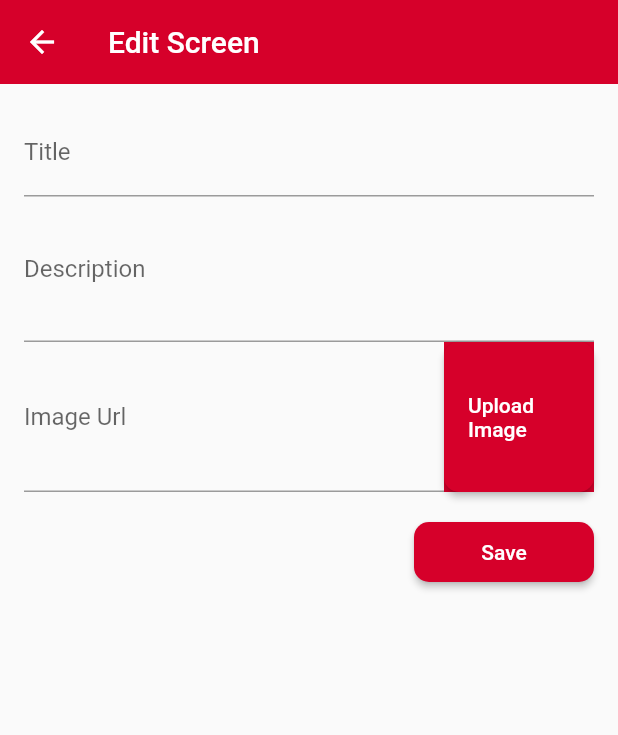
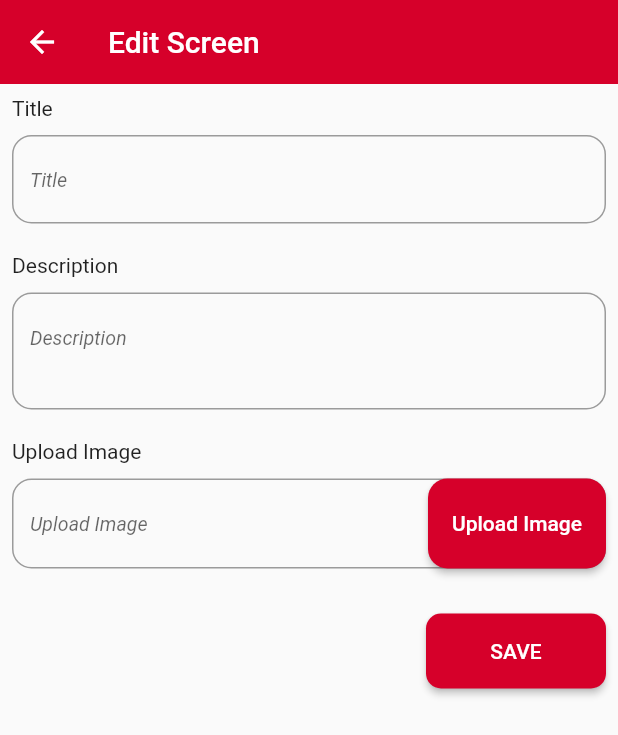
Before and after one commit to Ayush13Bhatia/Food_App, a Flutter app: the AddProducts screen opened by its route, on a phone screen of 412 x 824 dp. Shown: the top 735 px of the screen. Run offline on Flutter 3.47's test engine with Material 2 defaults, Android fonts, the phone set to English and light mode, and no system bars; our stand-ins replace cached_network_image; network calls fail.

Commit message:
text-form-field

```diff
--- /dev/null
+++ b/lib/components/text_form_field_widget.dart
@@ -0,0 +1,57 @@
+import 'package:flutter/material.dart';
+
+class TextFormFieldWidget extends StatelessWidget {
+  final String? text;
+  final String? hintText;
+  final Widget? suffixIcon;
+  final double? radius;
+  final TextInputType? keyBoardType;
+  final int? maxLines;
+  final String? title;
+  final FocusNode? focusNode;
+  final Function(String)? onFieldSubmitted;
+  final TextEditingController? controller;
+  const TextFormFieldWidget(
+      {Key? key,
+      this.controller,
+      this.onFieldSubmitted,
+      this.focusNode,
+      this.title,
+      this.maxLines,
+      this.keyBoardType,
+      this.text,
+      this.hintText,
+      this.suffixIcon,
+      this.radius})
+      : super(key: key);
+
+  @override
+  Widget build(BuildContext context) {
+    return Column(
+      crossAxisAlignment: CrossAxisAlignment.start,
+      children: [
+        Text(title ?? ''),
+        const SizedBox(
+          height: 10,
+        ),
+        TextFormField(
+          keyboardType: keyBoardType,
+          controller: controller,
+          maxLines: maxLines ?? 1,
+          onFieldSubmitted: onFieldSubmitted,
+          decoration: InputDecoration(
+            suffixIcon: suffixIcon,
+            border: OutlineInputBorder(
+              borderRadius: BorderRadius.circular(
+                radius ?? 13,
+              ),
+            ),
+            hintText: hintText ?? '',
+            hintStyle: const TextStyle(fontSize: 13, fontStyle: FontStyle.italic),
+          ),
+          focusNode: focusNode,
+        ),
+      ],
+    );
+  }
+}
--- a/lib/main.dart
+++ b/lib/main.dart
@@ -1,5 +1,4 @@
 import 'package:flutter/material.dart';
-import 'package:food_app/model/meals_model.dart';
 import 'package:food_app/model/product_model.dart';
 import 'package:food_app/providers/meal_provider.dart';
 import 'package:food_app/providers/orders.dart';
--- a/lib/screens/add_products.dart
+++ b/lib/screens/add_products.dart
@@ -1,6 +1,8 @@
 import 'package:flutter/material.dart';
 import 'package:food_app/components/app_bar_widget.dart';
 import 'package:food_app/utils/my_theme.dart';
+
+import '../components/text_form_field_widget.dart';
 
 class AddProducts extends StatefulWidget {
   const AddProducts({Key? key}) : super(key: key);
@@ -10,8 +12,10 @@ class AddProducts extends StatefulWidget {
 }
 
 class _AddProductsState extends State<AddProducts> {
-  final _descriptionFocusNode = FocusNode();
-  final _imageUrlController = TextEditingController();
+  final FocusNode _descriptionFocusNode = FocusNode();
+  final TextEditingController _titleController = TextEditingController();
+  final TextEditingController _imageUrlController = TextEditingController();
+  final TextEditingController _descriptionUrlController = TextEditingController();
   @override
   Widget build(BuildContext context) {
     return Scaffold(
@@ -24,36 +28,45 @@ class _AddProductsState extends State<AddProducts> {
           backGroundColor: MyTheme.primaryColor,
         ),
       ),
-      body: Padding(
-        padding: const EdgeInsets.all(16.0),
-        child: Form(
-          child: ListView(
+      body: Form(
+        child: Padding(
+          padding: const EdgeInsets.all(8.0),
+          child: Column(
             children: [
-              TextFormField(
-                decoration: const InputDecoration(labelText: 'Title'),
-                textInputAction: TextInputAction.next,
+              TextFormFieldWidget(
+                hintText: 'Title',
+                title: 'Title',
+                controller: _titleController,
+                keyBoardType: TextInputType.text,
                 onFieldSubmitted: (_) {
                   FocusScope.of(context).requestFocus(_descriptionFocusNode);
                 },
               ),
-              TextFormField(
-                decoration: const InputDecoration(labelText: "Description"),
-                maxLines: 3,
-                keyboardType: TextInputType.multiline,
+              const SizedBox(
+                height: 20,
+              ),
+              TextFormFieldWidget(
+                hintText: 'Description',
+                title: 'Description',
+                controller: _descriptionUrlController,
+                keyBoardType: TextInputType.multiline,
+                maxLines: 2,
                 focusNode: _descriptionFocusNode,
               ),
-              TextFormField(
-                  decoration: InputDecoration(
-                      labelText: 'Image Url',
-                      suffixIcon: Container(
-                        width: 100,
-                        height: 100,
-                        color: MyTheme.primaryColor,
+              const SizedBox(
+                height: 20,
+              ),
+              TextFormFieldWidget(
+                hintText: 'Upload Image',
+                title: 'Upload Image',
+                controller: _imageUrlController,
+                suffixIcon: SizedBox(
+                  height: 60,
                   child: ElevatedButton(
                     style: ElevatedButton.styleFrom(
                       backgroundColor: MyTheme.primaryColor,
                       shape: RoundedRectangleBorder(
-                              borderRadius: BorderRadius.circular(10.0),
+                        borderRadius: BorderRadius.circular(13.0),
                       ),
                     ),
                     child: const Text(
@@ -62,18 +75,15 @@ class _AddProductsState extends State<AddProducts> {
                     ),
                     onPressed: () {},
                   ),
-                      )),
-                  keyboardType: TextInputType.url,
-                  textInputAction: TextInputAction.done,
-                  controller: _imageUrlController),
+                ),
+              ),
               const SizedBox(
-                height: 20,
+                height: 30,
               ),
-              Expanded(
-                child: Align(
+              Align(
                 alignment: Alignment.centerRight,
                 child: SizedBox(
-                    height: 40,
+                  height: 50,
                   width: 40 * 3,
                   child: ElevatedButton(
                     style: ElevatedButton.styleFrom(
@@ -84,7 +94,7 @@ class _AddProductsState extends State<AddProducts> {
                     ),
                     onPressed: () {},
                     child: const Text(
-                        "Save",
+                      "SAVE",
                       style: TextStyle(
                         color: MyTheme.whiteColor,
                       ),
@@ -92,7 +102,6 @@ class _AddProductsState extends State<AddProducts> {
                   ),
                 ),
               ),
-              )
             ],
           ),
         ),
--- a/lib/screens/home_screen.dart
+++ b/lib/screens/home_screen.dart
@@ -64,7 +64,7 @@ class _HomeScreenState extends State<HomeScreen> {
                         ),
                       ),
                       Text(
-                        "Kotlana Solan",
+                        "Sector 43",
                         style: TextStyle(
                           fontSize: 18,
                           fontWeight: FontWeight.bold,
```
Lines whose indentation alone changed are shown as unchanged.
